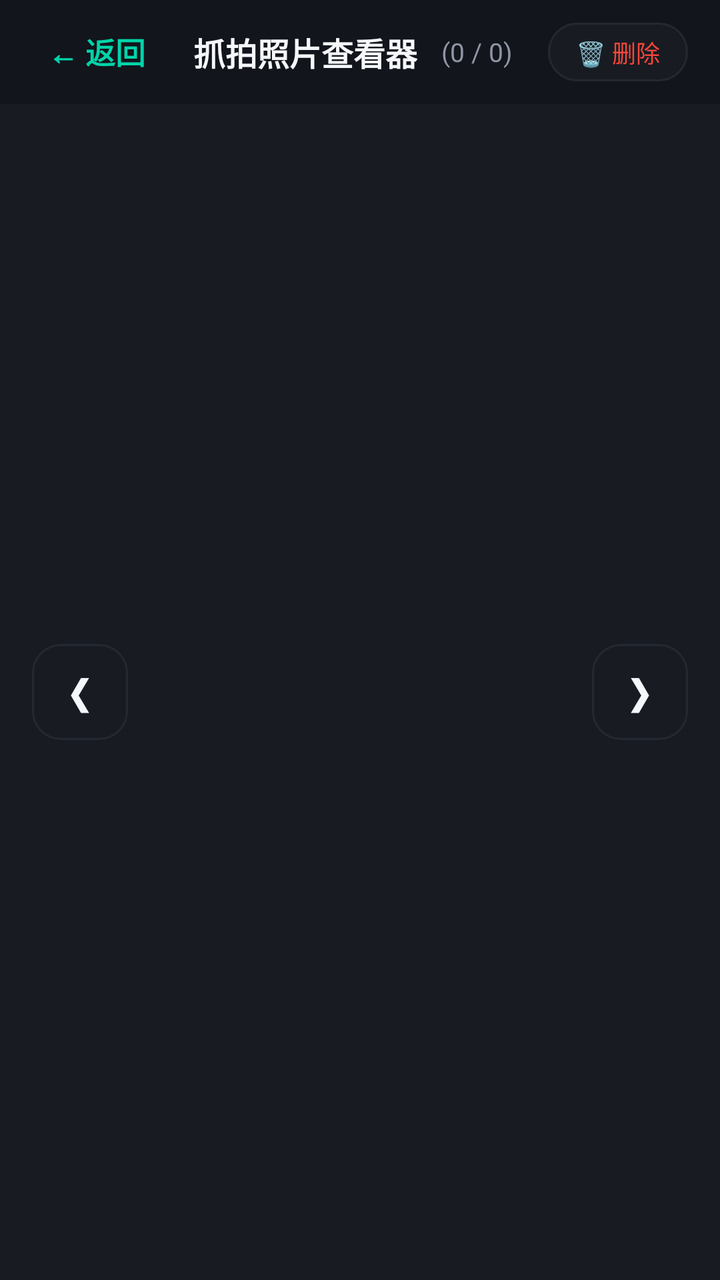
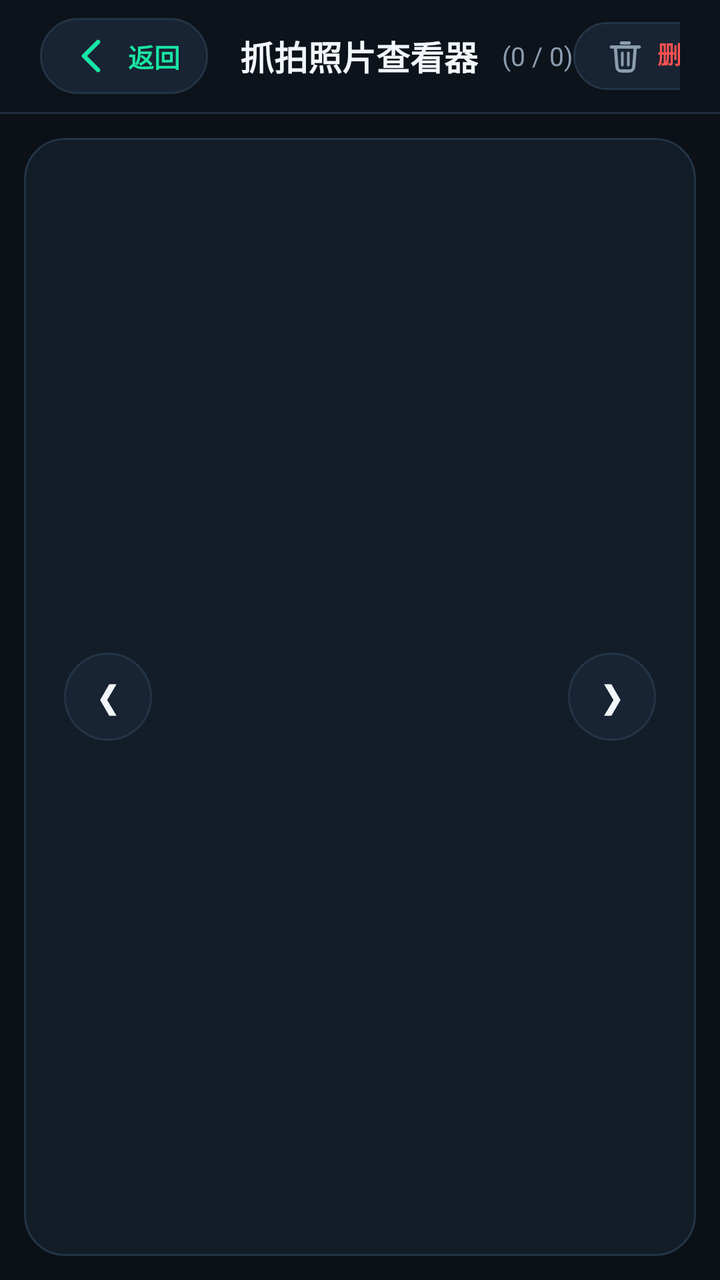

Before-and-after screenshots of an Android layout around one commit, followed by the original layout XML and the change that was made.
<!-- AndroidManifest.xml: application theme Theme.Sophon -->
<!-- res/layout/activity_photo_viewer.xml -->
<?xml version="1.0" encoding="utf-8"?>
<LinearLayout xmlns:android="http://schemas.android.com/apk/res/android"
    android:layout_width="match_parent"
    android:layout_height="match_parent"
    android:background="@color/bg_cockpit_dark"
    android:orientation="vertical">

    
    <LinearLayout
        android:layout_width="match_parent"
        android:layout_height="52dp"
        android:background="@color/bg_nav_rail"
        android:gravity="center_vertical"
        android:orientation="horizontal"
        android:paddingHorizontal="16dp">

        <TextView
            android:id="@+id/btn_photo_back"
            android:layout_width="wrap_content"
            android:layout_height="wrap_content"
            android:background="?attr/selectableItemBackgroundBorderless"
            android:padding="8dp"
            android:text="← 返回"
            android:textColor="@color/flyme_cyan"
            android:textSize="15sp"
            android:textStyle="bold" />

        <TextView
            android:id="@+id/tv_photo_title"
            android:layout_width="wrap_content"
            android:layout_height="wrap_content"
            android:layout_marginStart="16dp"
            android:text="抓拍照片查看器"
            android:textColor="@color/text_primary"
            android:textSize="16sp"
            android:textStyle="bold" />

        <TextView
            android:id="@+id/tv_photo_index"
            android:layout_width="wrap_content"
            android:layout_height="wrap_content"
            android:layout_marginStart="12dp"
            android:text="(0 / 0)"
            android:textColor="@color/text_secondary"
            android:textSize="13sp" />

        <View
            android:layout_width="0dp"
            android:layout_height="1dp"
            android:layout_weight="1" />

        
        <TextView
            android:id="@+id/btn_photo_delete"
            android:layout_width="wrap_content"
            android:layout_height="wrap_content"
            android:background="@drawable/bg_badge_pill"
            android:paddingHorizontal="14dp"
            android:paddingVertical="6dp"
            android:text="🗑 删除"
            android:textColor="@color/accent_danger"
            android:textSize="12sp" />
    </LinearLayout>

    
    <FrameLayout
        android:layout_width="match_parent"
        android:layout_height="0dp"
        android:layout_weight="1"
        android:background="@color/bg_card_dark">

        <ImageView
            android:id="@+id/iv_photo_display"
            android:layout_width="match_parent"
            android:layout_height="match_parent"
            android:layout_gravity="center"
            android:scaleType="fitCenter" />

        <TextView
            android:id="@+id/tv_empty_hint"
            android:layout_width="wrap_content"
            android:layout_height="wrap_content"
            android:layout_gravity="center"
            android:text="外置 U 盘 Snapshot/ 目录下暂无抓拍照片"
            android:textColor="@color/text_secondary"
            android:textSize="14sp"
            android:visibility="gone" />

        
        <TextView
            android:id="@+id/btn_photo_prev"
            android:layout_width="48dp"
            android:layout_height="48dp"
            android:layout_gravity="start|center_vertical"
            android:layout_marginStart="16dp"
            android:background="@drawable/bg_badge_pill"
            android:gravity="center"
            android:text="❮"
            android:textColor="@color/text_primary"
            android:textSize="20sp" />

        <TextView
            android:id="@+id/btn_photo_next"
            android:layout_width="48dp"
            android:layout_height="48dp"
            android:layout_gravity="end|center_vertical"
            android:layout_marginEnd="16dp"
            android:background="@drawable/bg_badge_pill"
            android:gravity="center"
            android:text="❯"
            android:textColor="@color/text_primary"
            android:textSize="20sp" />
    </FrameLayout>

</LinearLayout>
<!-- resources referenced by this layout -->
<resources>
  <color name="accent_danger">#FFFF453A</color>
  <color name="bg_card_dark">#FF181C22</color>
  <color name="bg_cockpit_dark">#FF0D0F12</color>
  <color name="bg_nav_rail">#FF12151B</color>
  <color name="flyme_cyan">#FF00D4AA</color>
  <color name="text_primary">#FFF5F7FA</color>
  <color name="text_secondary">#FF8E95A5</color>
  <!-- drawable bg_badge_pill (drawable) -->
  <?xml version="1.0" encoding="utf-8"?>
  <shape xmlns:android="http://schemas.android.com/apk/res/android"
      android:shape="rectangle">
      <corners android:radius="14dp" />
      <solid android:color="@color/bg_card_dark" />
      <stroke android:width="1dp" android:color="@color/divider_line" />
  </shape>
  <style name="Theme.Sophon" parent="Theme.Material3.Dark.NoActionBar">
          <item name="android:statusBarColor">@color/bg_cockpit_dark</item>
          <item name="android:navigationBarColor">@color/bg_cockpit_dark</item>
          <item name="android:windowBackground">@color/bg_cockpit_dark</item>
          <item name="colorPrimary">@color/flyme_cyan</item>
          <item name="colorSecondary">@color/flyme_blue</item>
      </style>
  <color name="divider_line">#FF232832</color>
  <color name="flyme_blue">#FF0A84FF</color>
</resources>

<!-- the commit's change to res/layout/activity_photo_viewer.xml (unified diff, before → after) -->
@@ -8,21 +8,25 @@
     
     <LinearLayout
         android:layout_width="match_parent"
-        android:layout_height="52dp"
+        android:layout_height="56dp"
         android:background="@color/bg_nav_rail"
         android:gravity="center_vertical"
         android:orientation="horizontal"
-        android:paddingHorizontal="16dp">
+        android:paddingHorizontal="20dp">
 
         <TextView
             android:id="@+id/btn_photo_back"
             android:layout_width="wrap_content"
             android:layout_height="wrap_content"
-            android:background="?attr/selectableItemBackgroundBorderless"
-            android:padding="8dp"
-            android:text="← 返回"
+            android:background="@drawable/bg_badge_pill"
+            android:drawableStart="@drawable/ic_action_back"
+            android:drawablePadding="6dp"
+            android:gravity="center_vertical"
+            android:paddingHorizontal="14dp"
+            android:paddingVertical="7dp"
+            android:text="返回"
             android:textColor="@color/flyme_cyan"
-            android:textSize="15sp"
+            android:textSize="13sp"
             android:textStyle="bold" />
 
         <TextView
@@ -32,7 +36,7 @@
             android:layout_marginStart="16dp"
             android:text="抓拍照片查看器"
             android:textColor="@color/text_primary"
-            android:textSize="16sp"
+            android:textSize="17sp"
             android:textStyle="bold" />
 
         <TextView
@@ -55,19 +59,29 @@
             android:layout_width="wrap_content"
             android:layout_height="wrap_content"
             android:background="@drawable/bg_badge_pill"
-            android:paddingHorizontal="14dp"
-            android:paddingVertical="6dp"
-            android:text="🗑 删除"
+            android:drawableStart="@drawable/ic_action_trash"
+            android:drawablePadding="6dp"
+            android:paddingHorizontal="16dp"
+            android:paddingVertical="7dp"
+            android:text="删除"
             android:textColor="@color/accent_danger"
-            android:textSize="12sp" />
+            android:textSize="12sp"
+            android:textStyle="bold" />
     </LinearLayout>
+
+    <View
+        android:layout_width="match_parent"
+        android:layout_height="1dp"
+        android:background="@color/divider_line" />
 
     
     <FrameLayout
         android:layout_width="match_parent"
         android:layout_height="0dp"
+        android:layout_margin="12dp"
         android:layout_weight="1"
-        android:background="@color/bg_card_dark">
+        android:background="@drawable/bg_cockpit_card"
+        android:clipToOutline="true">
 
         <ImageView
             android:id="@+id/iv_photo_display"
@@ -89,27 +103,27 @@
         
         <TextView
             android:id="@+id/btn_photo_prev"
-            android:layout_width="48dp"
-            android:layout_height="48dp"
+            android:layout_width="44dp"
+            android:layout_height="44dp"
             android:layout_gravity="start|center_vertical"
-            android:layout_marginStart="16dp"
+            android:layout_marginStart="20dp"
             android:background="@drawable/bg_badge_pill"
             android:gravity="center"
             android:text="❮"
             android:textColor="@color/text_primary"
-            android:textSize="20sp" />
+            android:textSize="18sp" />
 
         <TextView
             android:id="@+id/btn_photo_next"
-            android:layout_width="48dp"
-            android:layout_height="48dp"
+            android:layout_width="44dp"
+            android:layout_height="44dp"
             android:layout_gravity="end|center_vertical"
-            android:layout_marginEnd="16dp"
+            android:layout_marginEnd="20dp"
             android:background="@drawable/bg_badge_pill"
             android:gravity="center"
             android:text="❯"
             android:textColor="@color/text_primary"
-            android:textSize="20sp" />
+            android:textSize="18sp" />
     </FrameLayout>
 
 </LinearLayout>
<!-- resource entries referenced after the edit -->
@@ -1,20 +1,78 @@
 <!-- resources referenced by this layout -->
 <resources>
-  <color name="accent_danger">#FFFF453A</color>
-  <color name="bg_card_dark">#FF181C22</color>
-  <color name="bg_cockpit_dark">#FF0D0F12</color>
-  <color name="bg_nav_rail">#FF12151B</color>
-  <color name="flyme_cyan">#FF00D4AA</color>
-  <color name="text_primary">#FFF5F7FA</color>
-  <color name="text_secondary">#FF8E95A5</color>
+  <color name="accent_danger">#FFFF5252</color>
+  <color name="bg_card_dark">#FF131D28</color>
+  <color name="bg_cockpit_dark">#FF0B1117</color>
+  <color name="bg_nav_rail">#FF0D131B</color>
+  <color name="flyme_cyan">#FF1AE5A3</color>
+  <color name="text_primary">#FFF2F6FA</color>
+  <color name="text_secondary">#FF8B9DAE</color>
   <!-- drawable bg_badge_pill (drawable) -->
   <?xml version="1.0" encoding="utf-8"?>
   <shape xmlns:android="http://schemas.android.com/apk/res/android"
       android:shape="rectangle">
-      <corners android:radius="14dp" />
+      <corners android:radius="50dp" />
+      <solid android:color="@color/bg_card_elevated" />
+      <stroke
+          android:width="1dp"
+          android:color="@color/stroke_glass_card" />
+  </shape>
+  <!-- drawable bg_cockpit_card (drawable) -->
+  <?xml version="1.0" encoding="utf-8"?>
+  <shape xmlns:android="http://schemas.android.com/apk/res/android"
+      android:shape="rectangle">
+      <corners android:radius="20dp" />
       <solid android:color="@color/bg_card_dark" />
-      <stroke android:width="1dp" android:color="@color/divider_line" />
+      <stroke
+          android:width="1dp"
+          android:color="@color/stroke_glass_card" />
   </shape>
+  <!-- drawable ic_action_back (drawable) -->
+  <?xml version="1.0" encoding="utf-8"?>
+  <vector xmlns:android="http://schemas.android.com/apk/res/android"
+      android:width="24dp"
+      android:height="24dp"
+      android:viewportWidth="24"
+      android:viewportHeight="24">
+  
+      
+      <path
+          android:pathData="M 15,19 L 8,12 L 15,5"
+          android:strokeColor="@color/flyme_cyan"
+          android:strokeWidth="2.2"
+          android:strokeLineCap="round"
+          android:strokeLineJoin="round" />
+  </vector>
+  <!-- drawable ic_action_trash (drawable) -->
+  <?xml version="1.0" encoding="utf-8"?>
+  <vector xmlns:android="http://schemas.android.com/apk/res/android"
+      android:width="20dp"
+      android:height="20dp"
+      android:viewportWidth="20"
+      android:viewportHeight="20">
+  
+      
+      <path
+          android:pathData="M 3,5.5 L 17,5.5 M 8,3.5 L 12,3.5"
+          android:strokeColor="@color/text_secondary"
+          android:strokeWidth="1.6"
+          android:strokeLineCap="round" />
+  
+      
+      <path
+          android:pathData="M 5,5.5 L 5.8,15.5 C 5.9,16.6 6.8,17.5 7.9,17.5 L 12.1,17.5 C 13.2,17.5 14.1,16.6 14.2,15.5 L 15,5.5"
+          android:strokeColor="@color/text_secondary"
+          android:strokeWidth="1.6"
+          android:strokeLineCap="round"
+          android:strokeLineJoin="round" />
+  
+      
+      <path
+          android:pathData="M 8.5,8.5 L 8.5,14.5 M 11.5,8.5 L 11.5,14.5"
+          android:strokeColor="@color/text_secondary"
+          android:strokeWidth="1.4"
+          android:strokeLineCap="round" />
+  </vector>
   <style name="Theme.Sophon" parent="Theme.Material3.Dark.NoActionBar">
           <item name="android:statusBarColor">@color/bg_cockpit_dark</item>
           <item name="android:navigationBarColor">@color/bg_cockpit_dark</item>
@@ -22,7 +80,9 @@
           <item name="colorPrimary">@color/flyme_cyan</item>
           <item name="colorSecondary">@color/flyme_blue</item>
       </style>
-  <color name="divider_line">#FF232832</color>
+  <color name="bg_card_elevated">#FF182433</color>
+  <color name="stroke_glass_card">#FF233446</color>
+  <color name="divider_line">#FF1E2D3D</color>
   <color name="flyme_blue">#FF0A84FF</color>
 </resources>
 
